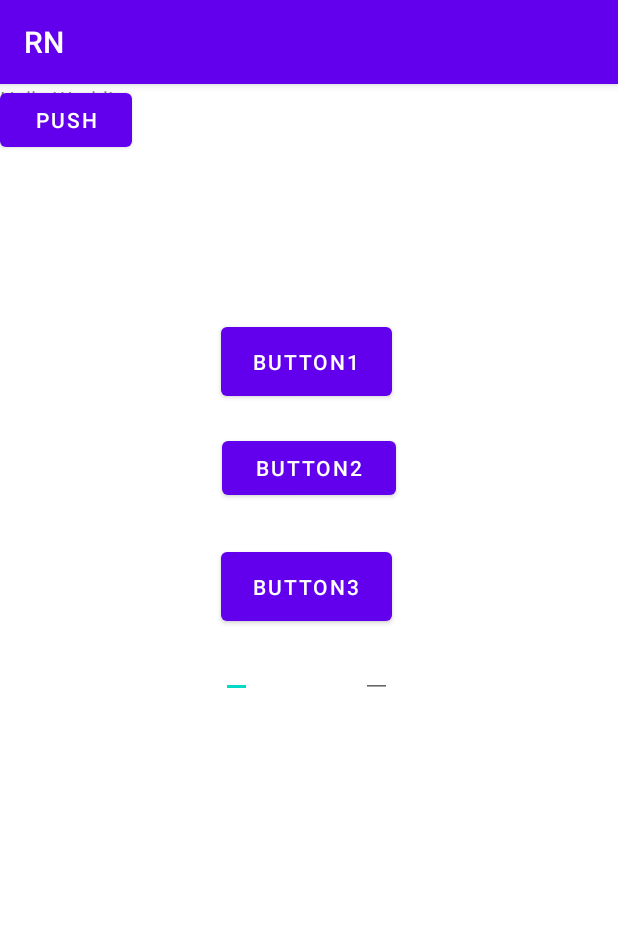
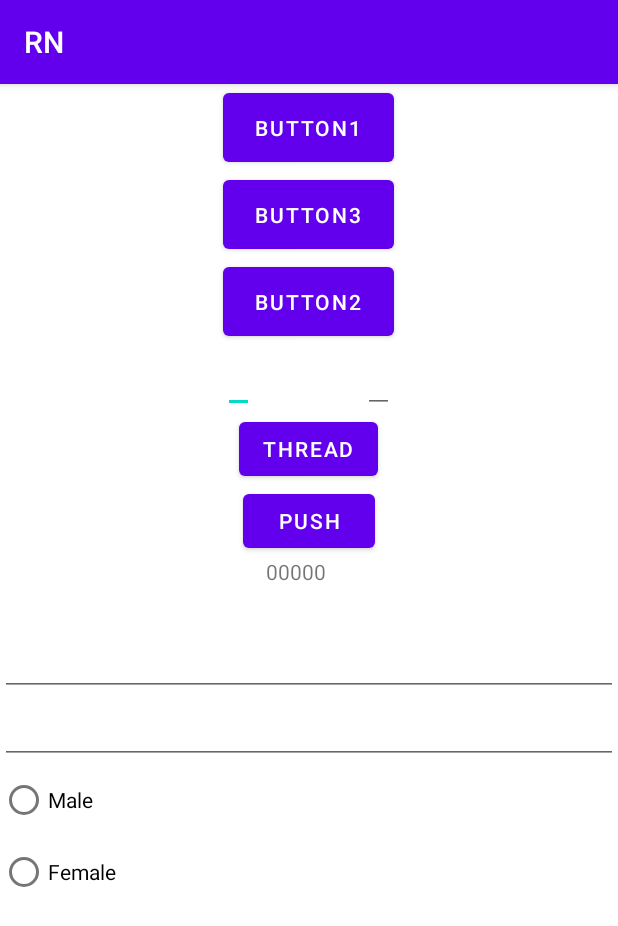
Before and after one commit to J-Yong99/AndroidStudio-Toyproject, an Android app: the screen it shows after launch (MainActivity), on a phone screen of 412 x 824 dp. Shown: the top 926 px of the screen. Run offline under Robolectric (Android 15) with nearby library versions, the phone set to English and light mode, and no system bars; 1 statement that could not run was skipped.

Commit message:
practice2

```diff
--- a/realnew/app/src/main/java/com/example/rn/MainActivity.java
+++ b/realnew/app/src/main/java/com/example/rn/MainActivity.java
@@ -1,8 +1,11 @@
 package com.example.rn;
 
 import android.content.Intent;
+import android.content.SharedPreferences;
 import android.graphics.Color;
 import android.os.Bundle;
+import android.os.Handler;
+import android.util.Log;
 import android.view.Menu;
 import android.view.MenuInflater;
 import android.view.MenuItem;
@@ -10,6 +13,9 @@ import android.view.View;
 import android.widget.Button;
 import android.widget.EditText;
 import android.widget.LinearLayout;
+import android.widget.RadioButton;
+import android.widget.RadioGroup;
+import android.widget.TextView;
 import android.widget.Toast;
 
 import androidx.activity.result.ActivityResult;
@@ -25,14 +31,24 @@ public class MainActivity extends AppCompatActivity {
     Button button2;
     Button button3;
     Button button4;
+    Button button5;
     LinearLayout baseLayout;
     MainFragment mainFragment;
     MenuFragment menuFragment;
+    int value=0;
+    TextView textView;
+    //MainHandler handler;
+    Handler handlerN=new Handler();
+    private EditText IdText;
+    private EditText PWText;
+    private RadioGroup radioGroup;
+    private RadioButton radio1;
 
     @Override
     protected void onCreate(Bundle savedInstanceState) {
         super.onCreate(savedInstanceState);
         setContentView(R.layout.activity_main);
+
         button1 = findViewById(R.id.button);
         button1.setOnClickListener(new View.OnClickListener() {
             @Override
@@ -40,6 +56,7 @@ public class MainActivity extends AppCompatActivity {
                 Toast.makeText(getApplicationContext(), "push", Toast.LENGTH_SHORT).show();
             }
         });
+
         button2 = (Button)findViewById(R.id.button2);
         button2.setOnClickListener(new View.OnClickListener() {
             @Override
@@ -75,9 +92,67 @@ public class MainActivity extends AppCompatActivity {
                     }
                 }
         );
+
         baseLayout=findViewById(R.id.baseLayout);
         button4=findViewById(R.id.button4);
 
+        button5=findViewById(R.id.button5);
+        textView=findViewById(R.id.textview);
+        //handler=new MainHandler();
+
+        button5.setOnClickListener(new View.OnClickListener() {
+            @Override
+            public void onClick(View v) {
+                BackgroundThread thread =new BackgroundThread();
+                thread.start();
+            }
+        });
+        //shared preference
+        radioGroup=(RadioGroup) findViewById(R.id.radioGroup);
+        radio1=(RadioButton)findViewById(R.id.radio1);
+        IdText=(EditText) findViewById(R.id.IdText);
+        PWText=(EditText) findViewById(R.id.PWText);
+        radioGroup.setOnCheckedChangeListener(new RadioGroup.OnCheckedChangeListener() {
+            @Override
+            public void onCheckedChanged(RadioGroup group, int checkedId) {
+                if(checkedId ==R.id.radio1){
+                    Toast.makeText(MainActivity.this,"male",Toast.LENGTH_SHORT).show();
+                }else if(checkedId ==R.id.radio2){
+                    Toast.makeText(MainActivity.this,"female",Toast.LENGTH_SHORT).show();
+                }
+            }
+        });
+        /* preference에서 데이터 읽어오기*/
+        if(savedInstanceState==null){
+            SharedPreferences prefs = getSharedPreferences("person_info",0);
+
+            String id=prefs.getString("id"," ");
+            String pw=prefs.getString("pw"," ");
+            boolean man = prefs.getBoolean("man",false);
+
+            IdText.setText(id);
+            PWText.setText(pw);
+            radio1.setChecked(man);
+        }
+
+    }
+
+    @Override
+    protected void onDestroy() {
+        super.onDestroy();
+
+        /* preference에 데이터를 저장한다. */
+        SharedPreferences prefs=getSharedPreferences("person_info",0);
+        SharedPreferences.Editor editor= prefs.edit();
+
+        String id= IdText.getText().toString();
+        String pw= PWText.getText().toString();
+        boolean man=radio1.isChecked();
+
+        editor.putString("id",id);
+        editor.putString("pw",pw);
+        editor.putBoolean("man",man);
+        editor.apply();
     }
 
     @Override
@@ -114,4 +189,58 @@ public class MainActivity extends AppCompatActivity {
 //            getSupportFragmentManager().beginTransaction().replace(R.id.mainActivity)
 //        }
 //    }
+
+    class BackgroundThread extends Thread{
+        public void run(){
+            for (int i=0;i<100;i++){
+                try{
+                    Thread.sleep(1000);
+
+                }catch (Exception e){
+                }
+                value+=1;
+                Log.d("Thread","value"+value);
+
+                handlerN.post(new Runnable() {
+                    @Override
+                    public void run() {
+                        textView.setText("value 값:"+value);
+                    }
+                });
+            }
+
+        }
+    }
+
+//    class BackgroundThread extends Thread{
+//        public void run(){
+//            for (int i=0;i<100;i++){
+//                try{
+//                    Thread.sleep(1000);
+//
+//                }catch (Exception e){
+//                }
+//                value+=1;
+//                Log.d("Thread","value"+value);
+//
+//                Message message=handler.obtainMessage();
+//                Bundle bundle=new Bundle();
+//                bundle.putInt("value",value);
+//                message.setData(bundle);
+//
+//                handler.sendMessage(message);
+//            }
+//
+//        }
+//    }
+//    class MainHandler extends Handler {
+//        @Override
+//        public void handleMessage(@NonNull Message msg) {
+//            super.handleMessage(msg);
+//
+//            Bundle bundle=msg.getData();
+//            int value=bundle.getInt("value");
+//            textView.setText("value 값: "+value);
+//        }
+//    }
 }
--- a/realnew/app/src/main/res/layout/activity_main.xml
+++ b/realnew/app/src/main/res/layout/activity_main.xml
@@ -3,76 +3,116 @@
     xmlns:app="http://schemas.android.com/apk/res-auto"
     xmlns:tools="http://schemas.android.com/tools"
     android:layout_width="match_parent"
+    android:layout_gravity="top"
     android:layout_height="match_parent"
     tools:context=".MainActivity">
 
-    <TextView
-        android:layout_width="wrap_content"
-        android:layout_height="wrap_content"
-        android:text="Hello World!"
-         />
+
 
     <Button
         android:id="@+id/button"
         android:layout_width="114dp"
         android:layout_height="58dp"
-        android:layout_alignParentStart="true"
-        android:layout_alignParentLeft="true"
         android:layout_alignParentTop="true"
         android:layout_centerHorizontal="true"
-        android:layout_marginStart="147dp"
-        android:layout_marginLeft="147dp"
-        android:layout_marginTop="156dp"
-
         android:text="@string/strBtn1" />
 
     <Button
         android:id="@+id/button3"
         android:layout_width="114dp"
         android:layout_height="58dp"
-        android:layout_alignParentStart="true"
-        android:layout_alignParentLeft="true"
-        android:layout_alignParentTop="true"
+        android:layout_below="@+id/button"
         android:layout_centerHorizontal="true"
-        android:layout_marginStart="147dp"
-        android:layout_marginLeft="147dp"
-        android:layout_marginTop="306dp"
         android:text="Button3" />
 
     <Button
         android:id="@+id/button2"
-        android:layout_width="116dp"
-        android:layout_height="wrap_content"
-        android:layout_alignParentTop="true"
+        android:layout_width="114dp"
+        android:layout_height="58dp"
+        android:layout_below="@+id/button3"
         android:layout_centerHorizontal="true"
-        android:layout_marginTop="232dp"
-        android:text="Button2" />
+        android:text="Button2"/>
     <EditText
         android:layout_width="wrap_content"
         android:layout_height="wrap_content"
-        android:layout_below="@+id/button3"
-        android:layout_alignLeft="@+id/button3"
+        android:layout_below="@+id/button2"
+        android:layout_alignLeft="@+id/button2"
         android:id="@+id/text1"/>
     <EditText
         android:layout_width="wrap_content"
         android:layout_height="wrap_content"
-        android:layout_below="@+id/button3"
-        android:layout_alignRight="@+id/button3"
+        android:layout_below="@+id/button2"
+        android:layout_alignRight="@+id/button2"
         android:id="@+id/text2"/>
     <LinearLayout
-        android:layout_width="match_parent"
-        android:layout_height="match_parent"
+        android:layout_width="wrap_content"
+        android:layout_height="wrap_content"
+        android:layout_below="@id/text2"
+        android:gravity="center_horizontal"
         android:id="@+id/baseLayout"
         android:orientation="vertical">
-        <Button
-            android:layout_width="wrap_content"
-            android:layout_height="wrap_content"
-            android:id="@+id/button4"
-            android:text="push"/>
+
     </LinearLayout>
 <!--    <fragment-->
 <!--        android:layout_width="match_parent"-->
 <!--        android:layout_height="match_parent"-->
 <!--        android:name="com.example.rn.MainFragment"-->
 <!--        android:id="@+id/baseFragment"/>-->
+
+    <Button
+        android:layout_width="wrap_content"
+        android:layout_height="wrap_content"
+        android:layout_below="@id/baseLayout"
+        android:layout_centerHorizontal="true"
+        android:id="@+id/button4"
+        android:text="thread" />
+
+    <Button
+        android:id="@+id/button5"
+        android:layout_width="wrap_content"
+        android:layout_height="wrap_content"
+        android:layout_below="@+id/button4"
+        android:layout_gravity="center"
+        android:layout_centerHorizontal="true"
+        android:text="push" />
+
+    <TextView
+        android:id="@+id/textview"
+        android:layout_width="57dp"
+        android:layout_height="47dp"
+        android:layout_below="@+id/button5"
+        android:layout_centerHorizontal="true"
+        android:layout_gravity="center"
+        android:text="00000" />
+    <EditText
+        android:id="@+id/IdText"
+        android:layout_width="match_parent"
+        android:layout_height="wrap_content"
+        android:layout_below="@+id/textview"
+        android:hint="ID"
+        />
+    <EditText
+        android:id="@+id/PWText"
+        android:layout_width="match_parent"
+        android:layout_height="wrap_content"
+        android:layout_below="@+id/IdText"
+        android:hint="PW"
+        />
+
+    <RadioGroup
+        android:id="@+id/radioGroup"
+        android:layout_width="match_parent"
+        android:layout_height="wrap_content"
+        android:layout_below="@+id/PWText">
+        <RadioButton
+            android:id="@+id/radio1"
+            android:layout_width="wrap_content"
+            android:layout_height="wrap_content"
+            android:text="Male"/>
+        <RadioButton
+            android:id="@+id/radio2"
+            android:layout_width="wrap_content"
+            android:layout_height="wrap_content"
+            android:text="Female"/>
+    </RadioGroup>
 </RelativeLayout>
```
